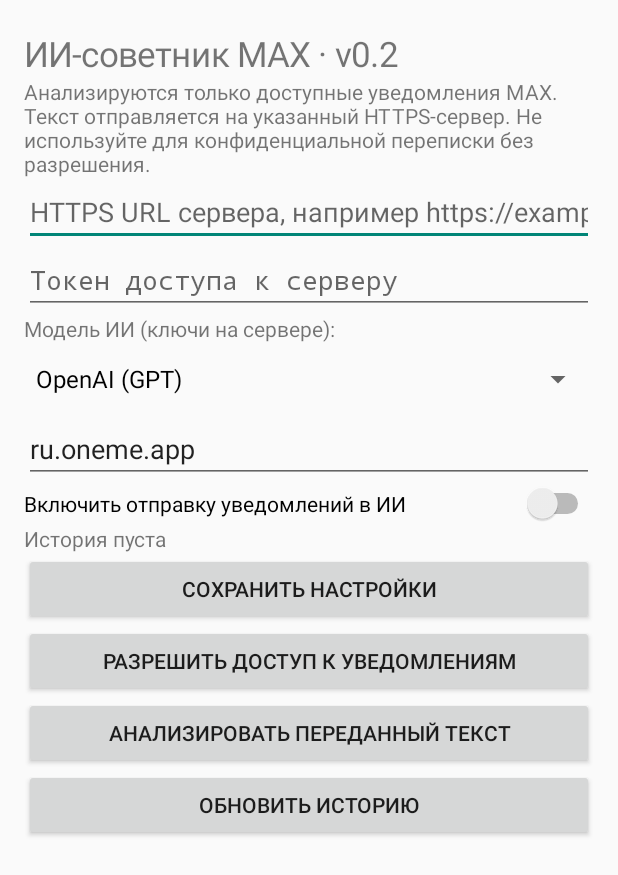
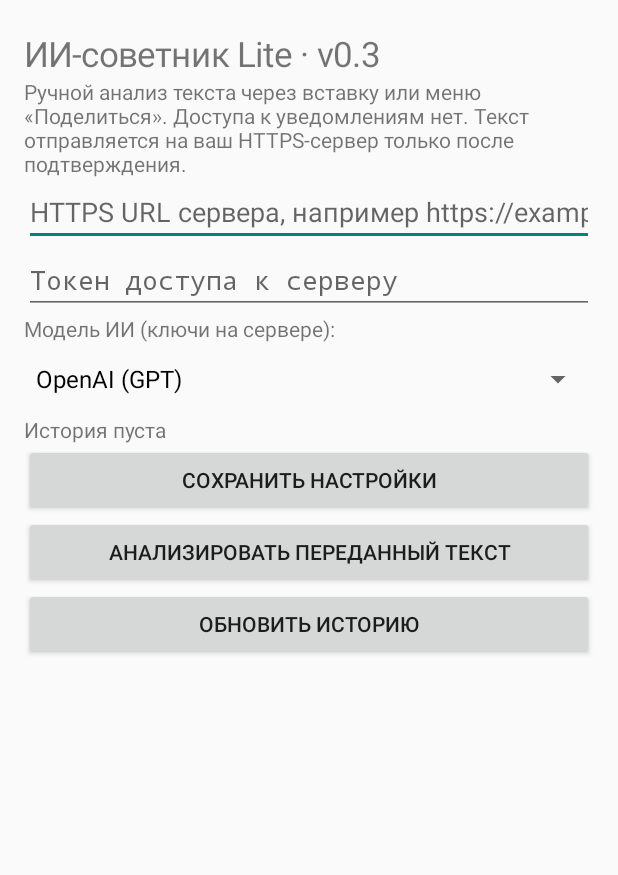
Before and after one commit to ety67/personal_analyst, an Android app: the screen it shows after launch (MainActivity), after a tap on "СОХРАНИТЬ НАСТРОЙКИ", on a phone screen of 412 x 824 dp. Shown: the top 875 px of the screen. Run offline under Robolectric (Android 15) with nearby library versions, the phone set to English and light mode, and no system bars.

Commit message:
Prepare Lite v0.3 without notification access

```diff
--- a/max-ai-advisor/app/src/main/java/ru/advisor/maxai/MainActivity.kt
+++ b/max-ai-advisor/app/src/main/java/ru/advisor/maxai/MainActivity.kt
@@ -1,20 +1,17 @@
 package ru.advisor.maxai
 
-import android.Manifest
 import android.app.*
 import android.content.*
 import android.os.*
-import android.provider.Settings
 import android.view.*
 import android.widget.*
 
 class MainActivity : Activity() {
  override fun onCreate(savedInstanceState: Bundle?) { super.onCreate(savedInstanceState)
-  if (Build.VERSION.SDK_INT >= 33 && checkSelfPermission(Manifest.permission.POST_NOTIFICATIONS) != android.content.pm.PackageManager.PERMISSION_GRANTED) requestPermissions(arrayOf(Manifest.permission.POST_NOTIFICATIONS), 5)
   val prefs = getSharedPreferences("config", MODE_PRIVATE)
   val root = LinearLayout(this).apply { orientation=LinearLayout.VERTICAL; setPadding(24,30,24,16) }
-  val title = TextView(this).apply { text="ИИ-советник MAX · v0.2"; textSize=23f }; root.addView(title)
-  val help = TextView(this).apply { text="Анализируются только доступные уведомления MAX. Текст отправляется на указанный HTTPS-сервер. Не используйте для конфиденциальной переписки без разрешения." }; root.addView(help)
+  val title = TextView(this).apply { text="ИИ-советник Lite · v0.3"; textSize=23f }; root.addView(title)
+  val help = TextView(this).apply { text="Ручной анализ текста через вставку или меню «Поделиться». Доступа к уведомлениям нет. Текст отправляется на ваш HTTPS-сервер только после подтверждения." }; root.addView(help)
   val url = EditText(this).apply { hint="HTTPS URL сервера, например https://example.org/analyze"; setSingleLine(); setText(prefs.getString("url", "")); inputType=android.text.InputType.TYPE_TEXT_VARIATION_URI }; root.addView(url)
   val token = EditText(this).apply { hint="Токен доступа к серверу"; setSingleLine(); inputType=android.text.InputType.TYPE_CLASS_TEXT or android.text.InputType.TYPE_TEXT_VARIATION_PASSWORD; setText(prefs.getString("token", "")) }; root.addView(token)
   val providers = arrayOf("OpenAI (GPT)", "Google Gemini", "DeepSeek")
@@ -24,13 +21,9 @@ class MainActivity : Activity() {
     adapter = ArrayAdapter(this@MainActivity, android.R.layout.simple_spinner_dropdown_item, providers)
     setSelection(providerIds.indexOf(prefs.getString("provider", "openai")).coerceAtLeast(0))
   }; root.addView(provider)
-  val pkg = EditText(this).apply { hint="Пакет MAX (проверьте на устройстве)"; setSingleLine(); setText(prefs.getString("package", "ru.oneme.app")) }; root.addView(pkg)
-  val enabled = Switch(this).apply { text="Включить отправку уведомлений в ИИ"; isChecked=prefs.getBoolean("enabled", false) }; root.addView(enabled)
   val status = TextView(this).apply { text="История анализа появится ниже" }; root.addView(status)
-  fun save() { prefs.edit().putString("url",url.text.toString().trim()).putString("token",token.text.toString()).putString("package",pkg.text.toString().trim()).putString("provider",providerIds[provider.selectedItemPosition]).putBoolean("enabled",enabled.isChecked).apply() }
-  enabled.setOnCheckedChangeListener { _, _ -> save() }
+  fun save() { prefs.edit().putString("url",url.text.toString().trim()).putString("token",token.text.toString()).putString("provider",providerIds[provider.selectedItemPosition]).apply() }
   val saveButton=Button(this).apply { text="Сохранить настройки"; setOnClickListener { save(); Toast.makeText(this@MainActivity,"Сохранено",Toast.LENGTH_SHORT).show() } }; root.addView(saveButton)
-  val permission=Button(this).apply { text="Разрешить доступ к уведомлениям"; setOnClickListener { save(); startActivity(Intent(Settings.ACTION_NOTIFICATION_LISTENER_SETTINGS)) } }; root.addView(permission)
   val analyze=Button(this).apply { text="Анализировать переданный текст"; setOnClickListener { save(); val edit=EditText(this@MainActivity).apply { hint="Вставьте текст"; minLines=3 }; AlertDialog.Builder(this@MainActivity).setTitle("Ручной анализ").setView(edit).setPositiveButton("Анализ") { _,_-> AnalysisClient.submit(this@MainActivity, edit.text.toString(), "manual") }.setNegativeButton("Отмена",null).show() } }; root.addView(analyze)
   val refresh=Button(this).apply { text="Обновить историю"; setOnClickListener { status.text=prefs.getString("history", "История пуста") } }; root.addView(refresh)
   val scroll=ScrollView(this).apply { addView(root) }; setContentView(scroll)
```
